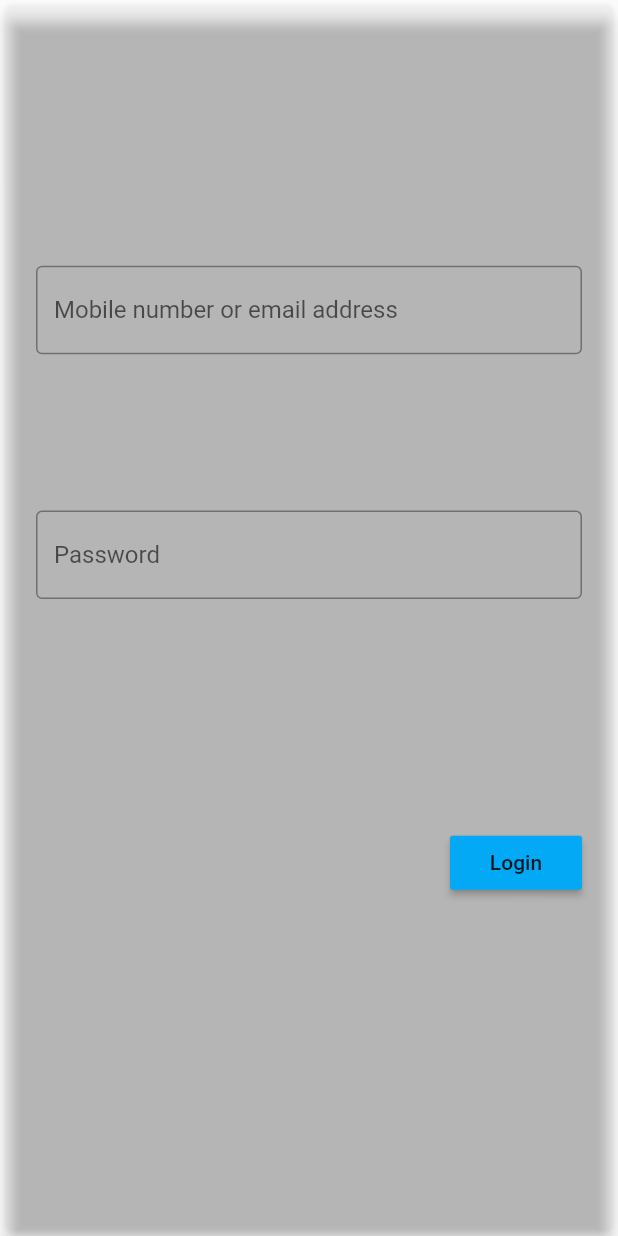
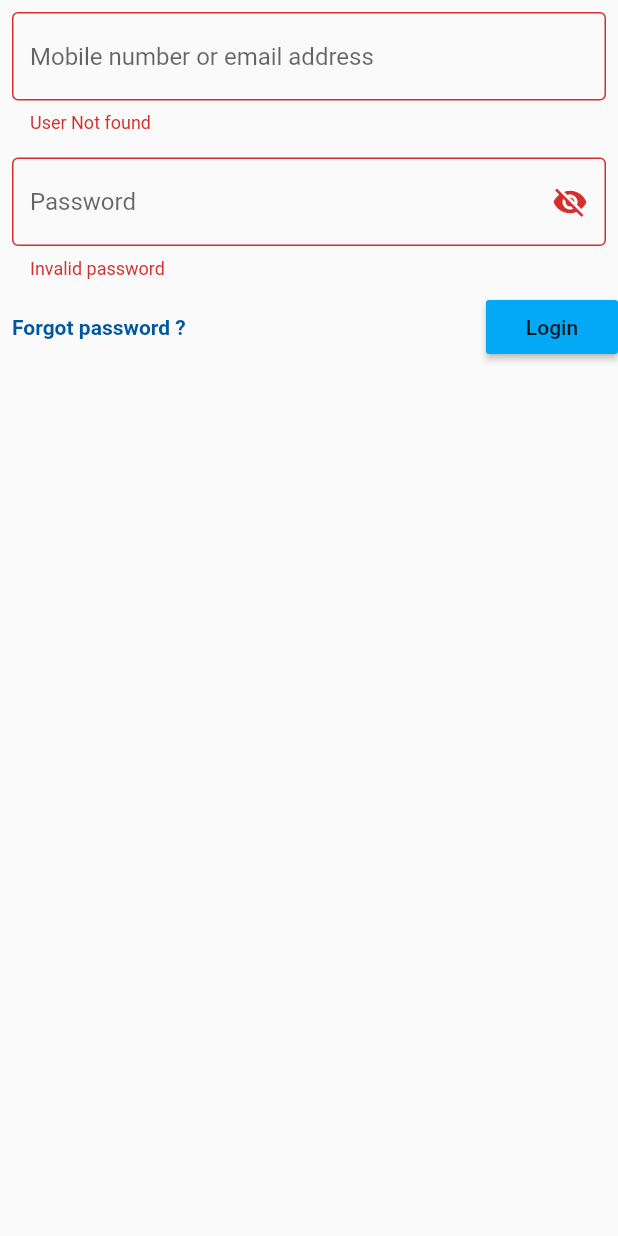
Before and after one commit to pramod0/agrwlnxt, a Flutter app: the LoginBox widget shown alone on an empty page, opened directly, after a tap on "Login", on a phone screen of 412 x 824 dp. Run offline on Flutter 3.47's test engine with Material 2 defaults, Android fonts, the phone set to English and light mode, and no system bars; statements that could not run were skipped.

Commit message:
Authentication UI

```diff
--- /dev/null
+++ b/lib/Authentication/loginBox.dart
@@ -0,0 +1,103 @@
+import 'package:flutter/material.dart';
+import 'package:flutter/rendering.dart';
+
+class LoginBox extends StatefulWidget {
+  @override
+  _LoginBoxState createState() => _LoginBoxState();
+}
+
+class _LoginBoxState extends State<LoginBox> {
+  final _formKey = GlobalKey<FormState>();
+  bool _passwordVisible;
+
+  @override
+  void initState() {
+    super.initState();
+    _passwordVisible = false;
+  }
+
+  void _login() {
+    final isValid = _formKey.currentState.validate();
+
+    if (isValid) {
+      _formKey.currentState.save();
+    }
+  }
+
+  @override
+  Widget build(BuildContext context) {
+    return Form(
+      key: _formKey,
+      child: Column(
+          crossAxisAlignment: CrossAxisAlignment.center,
+          mainAxisAlignment: MainAxisAlignment.center,
+          mainAxisSize: MainAxisSize.min,
+          children: [
+            Padding(
+              padding: const EdgeInsets.all(8.0),
+              child: TextFormField(
+                decoration: InputDecoration(
+                  hintText: 'Mobile number or email address',
+                  border: OutlineInputBorder(),
+                ),
+                keyboardType: TextInputType.emailAddress,
+                validator: (value) {
+                  return 'User Not found';
+                },
+                onSaved: (value) {
+                  print(value);
+                },
+              ),
+            ),
+            Padding(
+              padding: const EdgeInsets.all(8.0),
+              child: TextFormField(
+                obscureText: !_passwordVisible,
+                decoration: InputDecoration(
+                  hintText: 'Password',
+                  border: OutlineInputBorder(),
+                  suffixIcon: IconButton(
+                    icon: Icon(
+                      _passwordVisible
+                          ? Icons.visibility
+                          : Icons.visibility_off,
+                    ),
+                    onPressed: () {
+                      setState(() {
+                        _passwordVisible = !_passwordVisible;
+                      });
+                    },
+                  ),
+                ),
+                keyboardType: TextInputType.visiblePassword,
+                validator: (value) {
+                  return 'Invalid password';
+                  // find in database and compare using firebase
+                },
+                onSaved: (value) {
+                  print(value);
+                },
+              ),
+            ),
+            Container(
+                alignment: Alignment.center,
+                child: Row(
+                  mainAxisAlignment: MainAxisAlignment.spaceBetween,
+                  children: [
+                    TextButton(
+                      child: Text(
+                        'Forgot password ?',
+                        style: TextStyle(
+                            color: Theme.of(context).primaryColor,
+                            fontWeight: FontWeight.bold
+                        ),
+                      ),
+                      onPressed: () {},
+                    ),
+                    RaisedButton(child: const Text('Login'), onPressed: _login)
+                  ],
+                )),
+          ]),
+    );
+  }
+}
--- a/lib/loginBox.dart
+++ /dev/null
@@ -1,60 +0,0 @@
-import 'package:flutter/material.dart';
-import 'package:flutter/rendering.dart';
-
-class LoginBox extends StatefulWidget {
-  @override
-  _LoginBoxState createState() => _LoginBoxState();
-}
-
-class _LoginBoxState extends State<LoginBox> {
-  @override
-  Widget build(BuildContext context) {
-    return Card(
-        elevation: 4,
-        color: Colors.transparent,
-        child: LayoutBuilder(builder: (context, constraints) {
-          return Column(
-              crossAxisAlignment: CrossAxisAlignment.center,
-              mainAxisAlignment: MainAxisAlignment.center,
-              children: [
-                Container(
-                  height: constraints.maxHeight * 0.2,
-                  padding:
-                      const EdgeInsets.symmetric(vertical: 10, horizontal: 20),
-                  child: SizedBox.expand(
-                    child: TextField(
-                      decoration: InputDecoration(
-                          hintText: 'Mobile number or email address',
-                          border: OutlineInputBorder(),
-                        ),
-                      keyboardType: TextInputType.emailAddress,
-                    ),
-                  ),
-                ),
-                Container(
-                  height: constraints.maxHeight * 0.2,
-                  padding:
-                      const EdgeInsets.symmetric(vertical: 10, horizontal: 20),
-                  child: SizedBox.expand(
-                    child: TextField(
-                      decoration: InputDecoration(
-                        hintText: 'Password',
-                        border: OutlineInputBorder()
-                      ),
-                      keyboardType: TextInputType.visiblePassword,
-                    ),
-                  ),
-                ),
-                Container(
-                  height: constraints.maxHeight * 0.2,
-                  padding:
-                      const EdgeInsets.symmetric(vertical: 10, horizontal: 20),
-                  alignment: Alignment.centerRight,
-                  child: RaisedButton(
-                      child: const Text('Login'),
-                      onPressed: (){}),
-                )
-              ]);
-        }));
-  }
-}
--- a/pubspec.yaml
+++ b/pubspec.yaml
@@ -28,7 +28,6 @@ dependencies:
   # The following adds the Cupertino Icons font to your application.
   # Use with the CupertinoIcons class for iOS style icons.
   cupertino_icons: ^1.0.0
-  flutter_inappwebview: any
 
 dev_dependencies:
   flutter_test:
```
Also changed, not shown: lib/Authentication/loginScreen.dart (added, +81 -0 lines), lib/Authentication/registrationBox.dart (added, +151 -0 lines), lib/main.dart (+4 -61 lines), lib/registrationForm.dart (deleted, +0 -69 lines), pubspec.lock.
